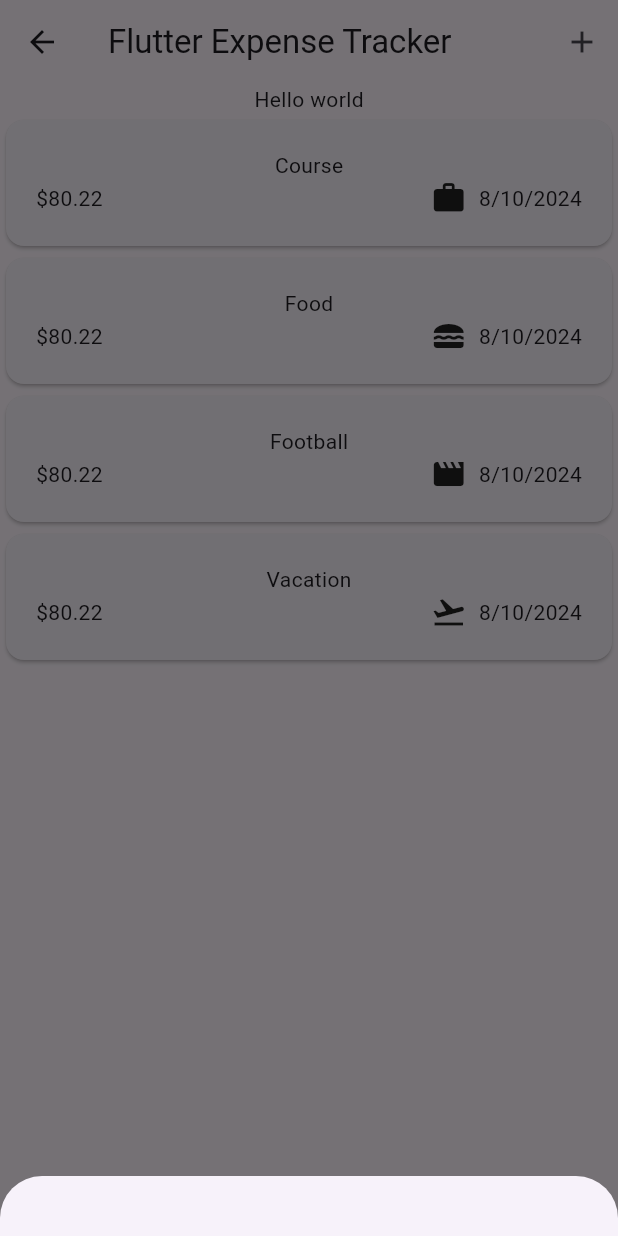
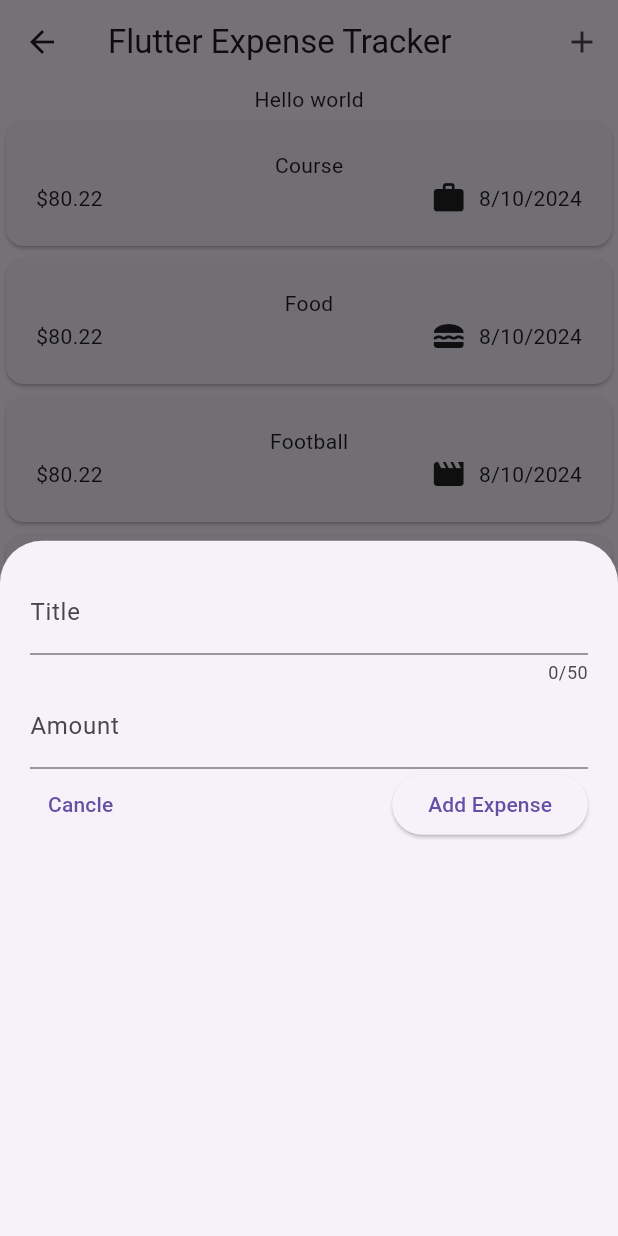
Before and after one commit to Owoeye1321/rocket-auto-app, a Flutter app: the Expenses screen opened directly, after a tap on the "add" icon, on a phone screen of 412 x 824 dp. Run offline on Flutter 3.47's test engine with Material 2 defaults, Android fonts, the phone set to English and light mode, and no system bars; our stand-ins replace google_fonts.

Commit message:
dispensable commit 🚀🚀🚀🚀

```diff
--- a/lib/pages/splash.dart
+++ b/lib/pages/splash.dart
@@ -43,7 +43,7 @@ class Splash extends StatelessWidget {
               },
               child: Text(
                 "Proceed ...",
-                style: TextStyle(fontSize: 15),
+                style: TextStyle(fontSize: 15, color: Colors.white),
               ),
             ),
             OutlinedButton.icon(
--- a/lib/widgets/new_expense.dart
+++ b/lib/widgets/new_expense.dart
@@ -10,12 +10,71 @@ class NewExpense extends StatefulWidget {
 }
 
 class _NewExpense extends State<NewExpense> {
+  //The following are the formal way of retrieving user inputs
+  // String enteredValue = '';
+  // void _setTitleInput(String inputValue) {
+  //   enteredValue = inputValue;
+  // }
+  // The one below is the modern way of handling form inputs
+
+  final _titleInputController = TextEditingController();
+  final _amountController = TextEditingController();
+
+  // The following function is called when a widgets is about to be destroyed
+  @override
+  void dispose() {
+    _titleInputController.dispose();
+    super.dispose();
+  }
+
   @override
   Widget build(context) {
     return Padding(
       padding: EdgeInsets.all(20),
-      child: Row(
-        children: [],
+      child: Column(
+        children: [
+          TextField(
+            controller: _titleInputController,
+            maxLength: 50,
+            decoration: InputDecoration(
+              label: Text("Title"),
+              // border: OutlineInputBorder(
+              //   borderRadius: BorderRadius.all(
+              //     Radius.circular(100.0),
+              //   ),
+              // ),
+            ),
+          ),
+          TextField(
+            controller: _amountController,
+            keyboardType: TextInputType.number,
+            decoration: InputDecoration(
+              prefixText: '\$ ',
+              label: Text("Amount"),
+              // border: OutlineInputBorder(
+              //   borderRadius: BorderRadius.all(
+              //     Radius.circular(100.0),
+              //   ),
+              // ),
+            ),
+          ),
+          Row(
+            mainAxisAlignment: MainAxisAlignment.spaceBetween,
+            children: [
+              TextButton(
+                onPressed: () {
+                  //The element below accept a context and disable the modal
+                  Navigator.pop(context);
+                },
+                child: Text("Cancle"),
+              ),
+              ElevatedButton(
+                onPressed: () {},
+                child: Text("Add Expense"),
+              )
+            ],
+          )
+        ],
       ),
     );
   }
```
